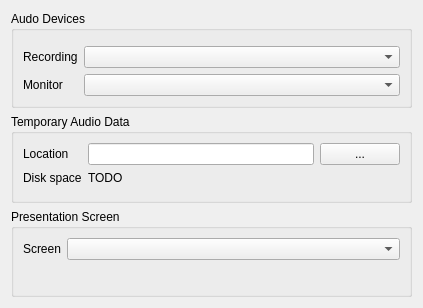
Before: the Qt Designer form main/configpane.ui in genosse-einhorn/FishyRecorder, drawn with Qt 5.
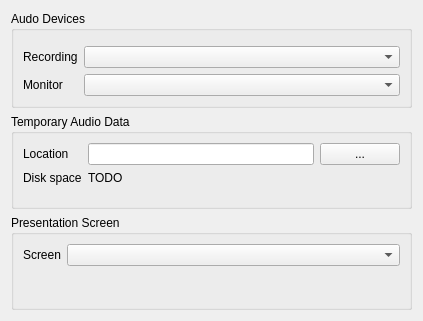
After: the same form once the commit is applied. Custom widgets are drawn as their Qt base class.

```diff
--- a/main/configpane.ui
+++ b/main/configpane.ui
@@ -7,7 +7,7 @@
     <x>0</x>
     <y>0</y>
     <width>423</width>
-    <height>308</height>
+    <height>321</height>
    </rect>
   </property>
   <property name="windowTitle">
```
